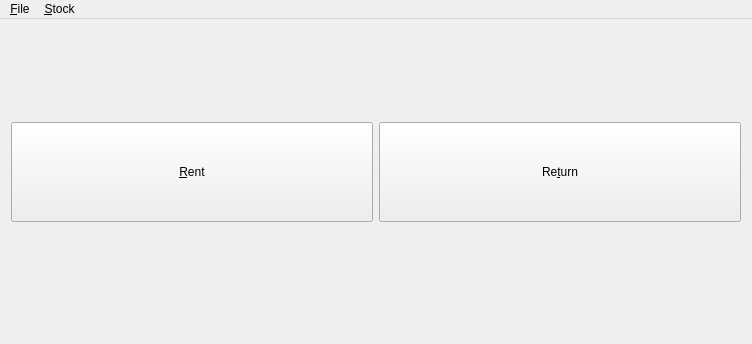
This is mainwindow.ui in RoskildeSkiklub/ssfh as Qt 5 draws it before an edit. The edited form follows.
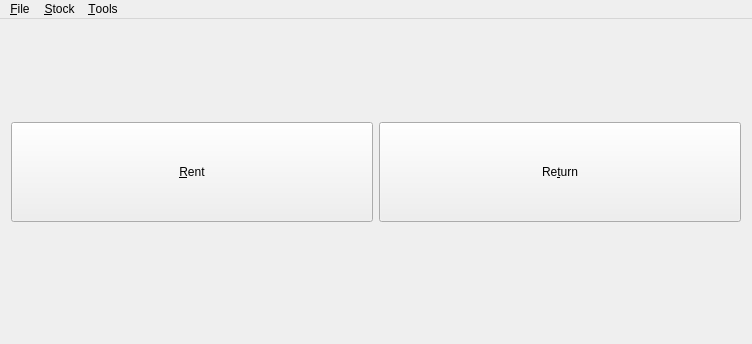
This is the edited form.

What changed in the file:
```diff
--- a/mainwindow.ui
+++ b/mainwindow.ui
@@ -70,8 +70,15 @@
     <addaction name="actionPrint_Checklist"/>
     <addaction name="action_Mass_State_Change"/>
    </widget>
+   <widget class="QMenu" name="menu_Tools">
+    <property name="title">
+     <string>&amp;Tools</string>
+    </property>
+    <addaction name="action_Print_Command_Sheet"/>
+   </widget>
    <addaction name="menu_File"/>
    <addaction name="menu_Stock"/>
+   <addaction name="menu_Tools"/>
   </widget>
   <widget class="QStatusBar" name="statusBar">
    <property name="sizeGripEnabled">
```
Left out of the diff: 21 changed lines with no effect on the pictures.
